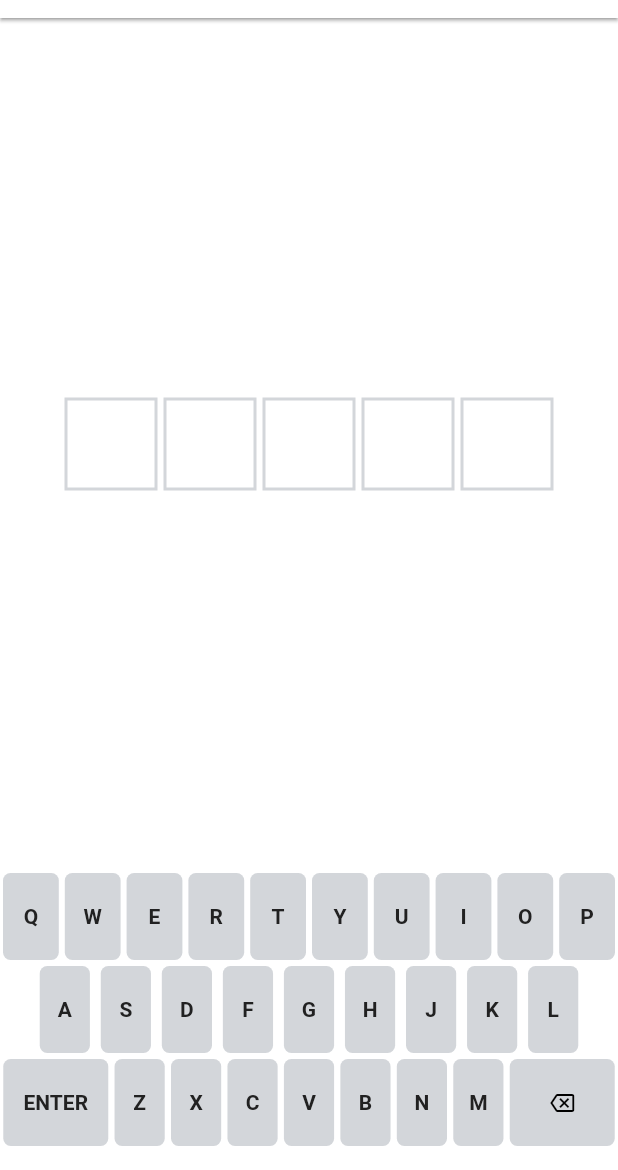
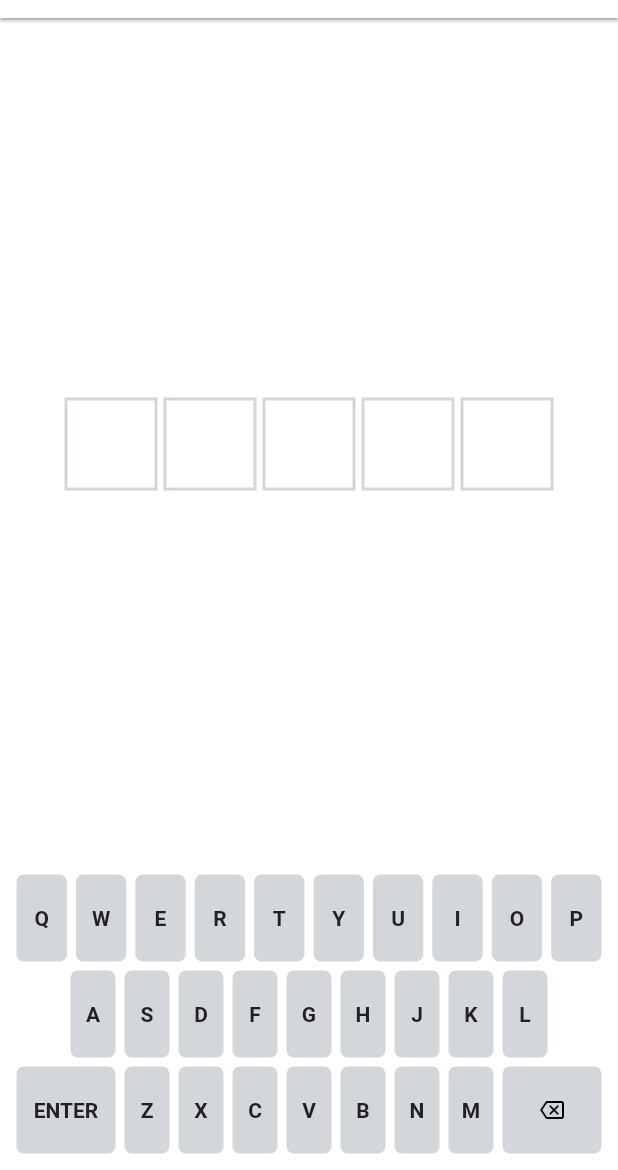
Before and after one commit to ashishbeck/wordle_opener, a Flutter app: the GamePage screen opened directly, on a phone screen of 412 x 824 dp, the part 66-1236 px from its top. Run offline on Flutter 3.47's test engine with Material 2 defaults, Android fonts, the phone set to English and light mode, and no system bars; our stand-ins replace get_storage; accounts and stored records are empty.

Commit message:
v1.0.1  - Keyboard improved and padding adjust  - Help screen pops up for the first time  - Back button added at the bottom of help screen  - Notification widget stays longer  - All text resize with `FittedBox`

```diff
--- a/docs/version.json
+++ b/docs/version.json
@@ -1 +1 @@
-{"app_name":"wordle_opener","version":"1.0.0","build_number":"1","package_name":"wordle_opener"}
+{"app_name":"wordle_opener","version":"1.0.1","build_number":"2","package_name":"wordle_opener"}
--- a/lib/code/constants.dart
+++ b/lib/code/constants.dart
@@ -8,7 +8,7 @@ DateTime startDate = DateTime(
 );
 List<String> keys = ["qwertyuiop", " asdfghjkl ", "[zxcvbnm]"];
 int notificationFade = 200;
-int notificationDisplay = 1000;
+int notificationDisplay = 3000;
 
 MaterialColor lightColors = const MaterialColor(0xffd3d6da, {
   100: Color(0xff000000),
--- a/lib/screen/game.dart
+++ b/lib/screen/game.dart
@@ -4,6 +4,7 @@ import 'package:flutter/services.dart';
 import 'package:provider/provider.dart';
 import 'package:wordle_opener/code/constants.dart';
 import 'package:wordle_opener/code/providers.dart';
+import 'package:wordle_opener/code/storage.dart';
 import 'package:wordle_opener/code/words.dart';
 import 'package:wordle_opener/screen/help.dart';
 import 'package:wordle_opener/screen/keyboard.dart';
@@ -111,11 +112,22 @@ class _GamePageState extends State<GamePage> {
     }
   }
 
+  showHelp() async {
+    if (storageService.seenHelp ?? false) {
+      return;
+    }
+    await Future.delayed(const Duration(milliseconds: 500));
+    Navigator.push(
+        context, MaterialPageRoute(builder: (context) => const HelpInfo()));
+    storageService.updateSeenHelp();
+  }
+
   @override
   void initState() {
     super.initState();
     getTodayWord();
     getCompletedWordList();
+    showHelp();
   }
 
   @override
@@ -183,10 +195,13 @@ class _GamePageState extends State<GamePage> {
                   children: tiles.map((e) => Flexible(child: e)).toList(),
                 ),
                 const Spacer(),
-                Keyboard(
-                  onPressed: (val) {
-                    onTyped(val.toUpperCase());
-                  },
+                Padding(
+                  padding: const EdgeInsets.symmetric(horizontal: 8.0),
+                  child: Keyboard(
+                    onPressed: (val) {
+                      onTyped(val.toUpperCase());
+                    },
+                  ),
                 ),
               ],
             ),
--- a/lib/screen/keyboard.dart
+++ b/lib/screen/keyboard.dart
@@ -23,7 +23,7 @@ class _KeyboardState extends State<Keyboard> {
       child: Column(
         children: keys
             .map((e) => Row(
-                  mainAxisAlignment: MainAxisAlignment.spaceEvenly,
+                  mainAxisAlignment: MainAxisAlignment.center,
                   children: e
                       .split("")
                       .map((e) => Flexible(
@@ -67,25 +67,25 @@ class _KeyTileState extends State<KeyTile> {
           size: 16,
         );
       }
-      return Text(
-        value == "[" ? "ENTER" : value.toUpperCase(),
-        style: TextStyle(
-            fontWeight: FontWeight.w700,
-            color: themeProvider.darkMode ? white : black),
-        textAlign: TextAlign.center,
+      return FittedBox(
+        child: Text(
+          value == "[" ? "ENTER" : value.toUpperCase(),
+          style: TextStyle(
+              fontWeight: FontWeight.w700,
+              color: themeProvider.darkMode ? white : black),
+          textAlign: TextAlign.center,
+        ),
       );
     }
 
     return value == " "
-        ? Container(
-            width: 18,
-          )
+        ? Container()
         : MouseRegion(
             cursor: SystemMouseCursors.click,
             child: GestureDetector(
               onTap: () => widget.onPressed(value),
               child: Container(
-                margin: const EdgeInsets.all(2),
+                margin: const EdgeInsets.all(3),
                 constraints: BoxConstraints(
                   maxWidth: value == "[" || value == "]" ? 70 : 43,
                   maxHeight: 58,
--- a/lib/screen/tile.dart
+++ b/lib/screen/tile.dart
@@ -110,13 +110,16 @@ class _TextTileState extends State<TextTile> with TickerProviderStateMixin {
                 ),
                 child: AspectRatio(
                   aspectRatio: 1,
-                  child: Center(
-                      child: Text(
-                    widget.value ?? "",
-                    style: Theme.of(context).textTheme.headline5!.copyWith(
-                        fontWeight: FontWeight.bold,
-                        fontSize: 28,
-                        color: newColor ? white : colors[100]!),
+                  child: FittedBox(
+                      child: Padding(
+                    padding: const EdgeInsets.all(8.0),
+                    child: Text(
+                      widget.value ?? "",
+                      style: Theme.of(context).textTheme.headline5!.copyWith(
+                          fontWeight: FontWeight.bold,
+                          // fontSize: 12,
+                          color: newColor ? white : colors[100]!),
+                    ),
                   )),
                 ),
               ),
--- a/pubspec.yaml
+++ b/pubspec.yaml
@@ -15,7 +15,7 @@ publish_to: 'none' # Remove this line if you wish to publish to pub.dev
 # In iOS, build-name is used as CFBundleShortVersionString while build-number used as CFBundleVersion.
 # Read more about iOS versioning at
 # https://developer.apple.com/library/archive/documentation/General/Reference/InfoPlistKeyReference/Articles/CoreFoundationKeys.html
-version: 1.0.0+1
+version: 1.0.1+2
 
 environment:
   sdk: ">=2.16.2 <3.0.0"
```
Also changed, not shown: lib/code/storage.dart (+7 -0 lines), lib/screen/help.dart (+17 -0 lines), 5 other files.
